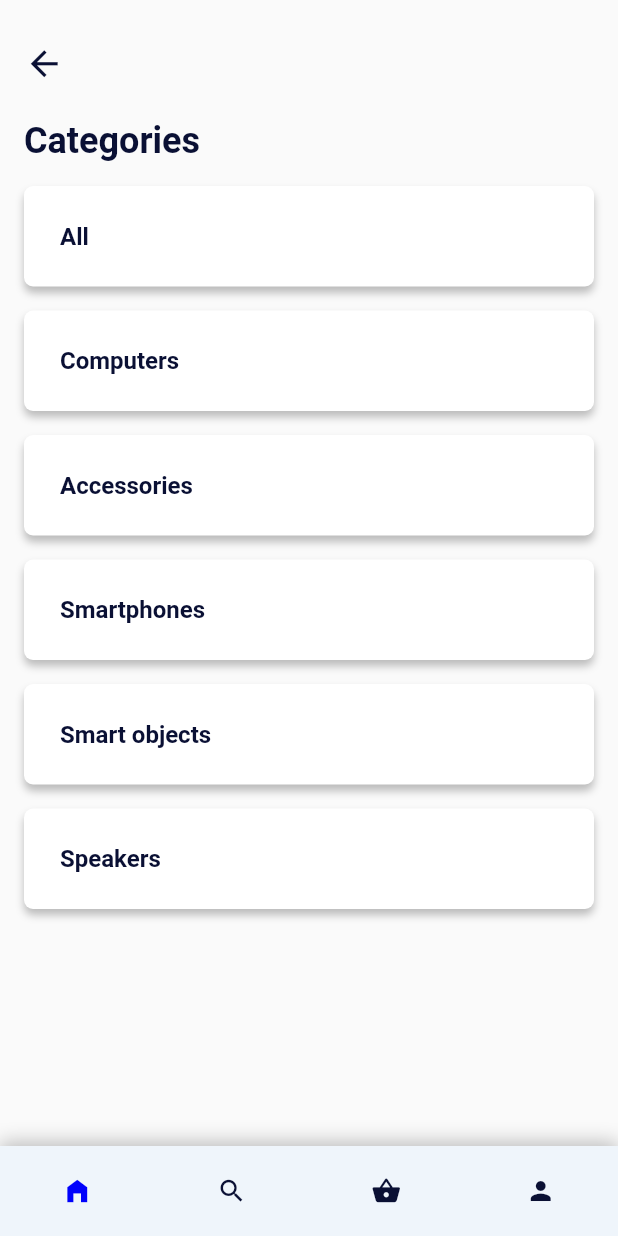
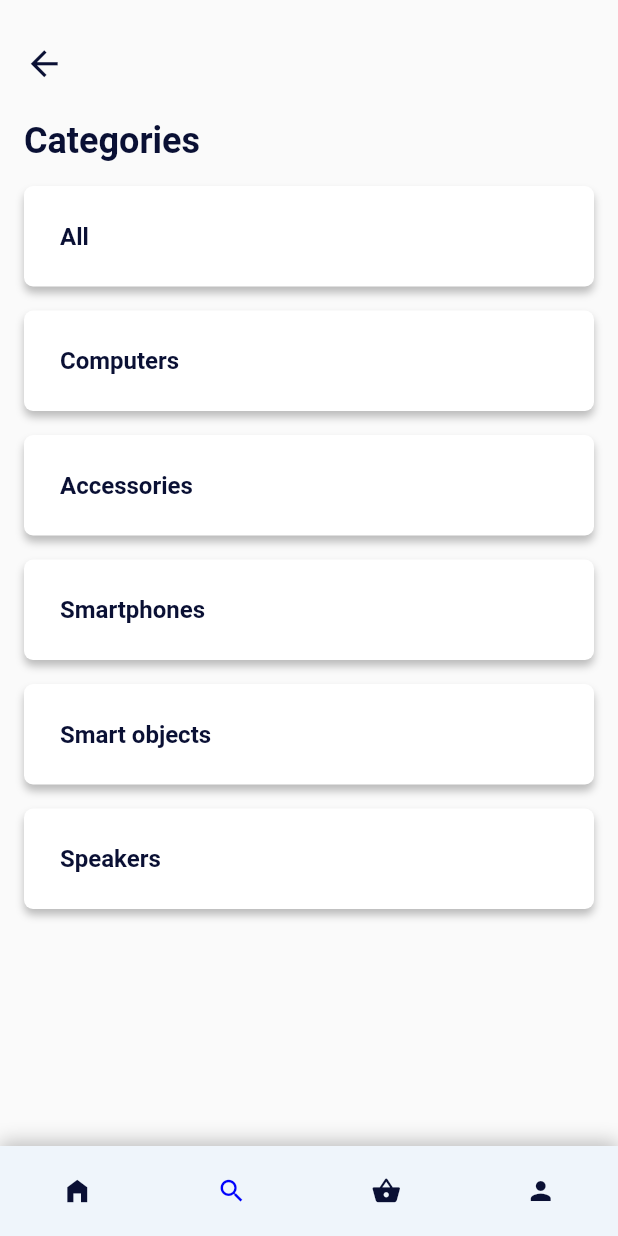
Before and after one commit to yakupc55/flutter-projects--rnekler, a Flutter app: the screen it shows after launch, after a tap on "Categories", on a phone screen of 412 x 824 dp. Run offline on Flutter 3.47's test engine with Material 2 defaults, Android fonts, the phone set to English and light mode, and no system bars.

Commit message:
proje güncelleme
e-ticaret uygulaması güncelleme

```diff
--- a/basit e-ticaret uygulaması/lib/categories.dart
+++ b/basit e-ticaret uygulaması/lib/categories.dart
@@ -38,16 +38,16 @@ class CategoriesPage extends StatelessWidget {
                   ]))
         ],
       )),
-      bottomNavigationBar: bottomNavigation(),
+      bottomNavigationBar: bottomNavigation("search"),
     );
   }
 }
 
-Widget buildCategories(String text, context) {
+Widget buildCategories(String title, context) {
   return GestureDetector(
       onTap: () {
         Navigator.push(context, MaterialPageRoute(builder: (context) {
-          return CategoryPage();
+          return new CategoryPage(title);
         }));
       },
       child: Container(
@@ -64,7 +64,7 @@ Widget buildCategories(String text, context) {
                 offset: Offset(0, 4),
               ),
             ]),
-        child: Text(text,
+        child: Text(title,
             style: TextStyle(
                 fontSize: 16,
                 fontWeight: FontWeight.w600,
--- a/basit e-ticaret uygulaması/lib/components/bottomNavigation.dart
+++ b/basit e-ticaret uygulaması/lib/components/bottomNavigation.dart
@@ -1,7 +1,7 @@
 import 'package:flutter/cupertino.dart';
 import 'package:flutter/material.dart';
 
-Widget bottomNavigation() {
+Widget bottomNavigation(String page) {
   return Container(
       decoration: BoxDecoration(boxShadow: [
         BoxShadow(
@@ -15,10 +15,10 @@ Widget bottomNavigation() {
       child: Row(
         mainAxisAlignment: MainAxisAlignment.spaceAround,
         children: [
-          buildNavIcon(iconData: Icons.home_filled, active: true),
-          buildNavIcon(iconData: Icons.search, active: false),
-          buildNavIcon(iconData: Icons.shopping_basket, active: false),
-          buildNavIcon(iconData: Icons.person, active: false),
+          buildNavIcon(iconData: Icons.home_filled, active: page == "home"),
+          buildNavIcon(iconData: Icons.search, active: page == "search"),
+          buildNavIcon(iconData: Icons.shopping_basket, active: page == "card"),
+          buildNavIcon(iconData: Icons.person, active: page == "profile"),
         ],
       ));
 }
--- /dev/null
+++ b/basit e-ticaret uygulaması/lib/components/label.dart
@@ -0,0 +1,11 @@
+import 'package:flutter/material.dart';
+
+Widget label(String text) {
+  return Container(
+    padding: EdgeInsets.only(top: 4, left: 0, right: 4, bottom: 4),
+    width: 40,
+    decoration: BoxDecoration(
+        borderRadius: BorderRadius.circular(2), color: Color(0xffe0ecf8)),
+    child: Text(text, style: TextStyle(color: Color(0xff1f53e4), fontSize: 12)),
+  );
+}
--- a/basit e-ticaret uygulaması/lib/home.dart
+++ b/basit e-ticaret uygulaması/lib/home.dart
@@ -1,6 +1,7 @@
 import 'package:flutter/material.dart';
 import 'package:flutter_application_1/categories.dart';
 import 'package:flutter_application_1/components/bottomNavigation.dart';
+import 'package:flutter_application_1/components/label.dart';
 
 class HomePage extends StatefulWidget {
   @override
@@ -87,7 +88,7 @@ class _HomePageState extends State<HomePage> {
               ],
             )),
       ),
-      bottomNavigationBar: bottomNavigation(),
+      bottomNavigationBar: bottomNavigation("home"),
     );
   }
 
@@ -191,14 +192,7 @@ Widget buidSalesItem({
       crossAxisAlignment: CrossAxisAlignment.start,
       children: [
         // %50
-        Container(
-          padding: EdgeInsets.only(top: 4, left: 0, right: 4, bottom: 4),
-          width: 40,
-          decoration: BoxDecoration(
-              borderRadius: BorderRadius.circular(2), color: Color(0xffe0ecf8)),
-          child: Text(discount,
-              style: TextStyle(color: Color(0xff1f53e4), fontSize: 12)),
-        ),
+        label(discount),
         // telefon resmi
         SizedBox(height: 22),
         Center(
```
Also changed, not shown: basit e-ticaret uygulaması/lib/category.dart (+110 -2 lines), basit e-ticaret uygulaması/lib/productDetail.dart (added, +70 -0 lines), basit e-ticaret uygulaması/assets/images/laptop.png (added).
